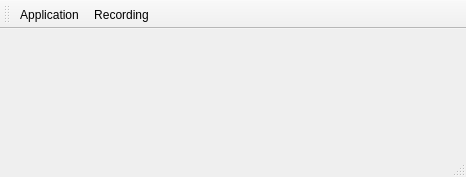
domoritz/drummy, file prefswindow.ui: the form before one commit.
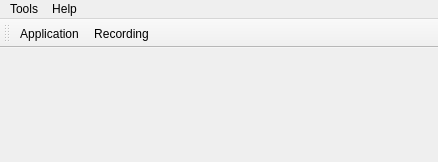
The form after the commit. Icons and pictures are not drawn. Custom widgets are drawn as their Qt base class.

Commit message: preferences with tree view, better icons, notifications, better ui and help

The edit to the form file:
```diff
--- a/prefswindow.ui
+++ b/prefswindow.ui
@@ -9,8 +9,8 @@
    <rect>
     <x>0</x>
     <y>0</y>
-    <width>466</width>
-    <height>177</height>
+    <width>438</width>
+    <height>162</height>
    </rect>
   </property>
   <property name="windowTitle">
@@ -34,10 +34,24 @@
     <rect>
      <x>0</x>
      <y>0</y>
-     <width>466</width>
+     <width>438</width>
      <height>22</height>
     </rect>
    </property>
+   <widget class="QMenu" name="menuTools">
+    <property name="title">
+     <string>Tools</string>
+    </property>
+    <addaction name="actionPreferences"/>
+   </widget>
+   <widget class="QMenu" name="menuHelp">
+    <property name="title">
+     <string>Help</string>
+    </property>
+    <addaction name="actionAbout"/>
+   </widget>
+   <addaction name="menuTools"/>
+   <addaction name="menuHelp"/>
   </widget>
   <widget class="QToolBar" name="toolBar">
    <property name="windowTitle">
@@ -52,7 +66,6 @@
    <addaction name="actionApplication"/>
    <addaction name="actionRecording"/>
   </widget>
-  <widget class="QStatusBar" name="statusBar"/>
   <action name="actionRecording">
    <property name="checkable">
     <bool>true</bool>
```
Left out of the diff: 10 changed lines with no effect on the pictures. The commit also changes 16 other files.
